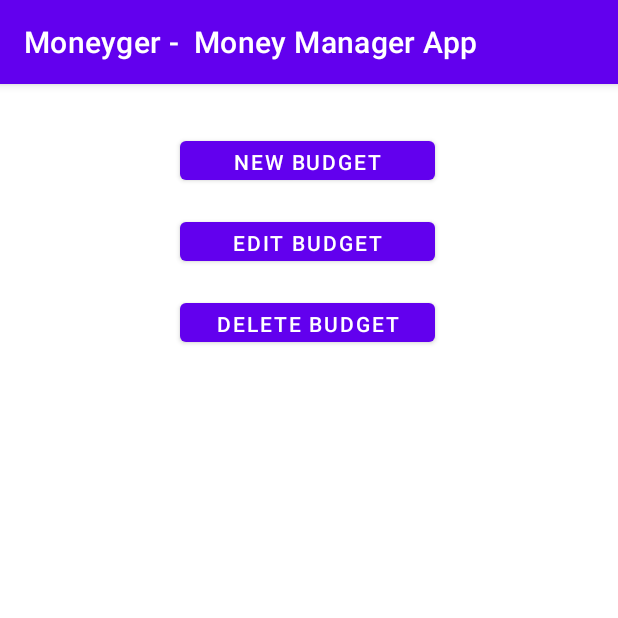
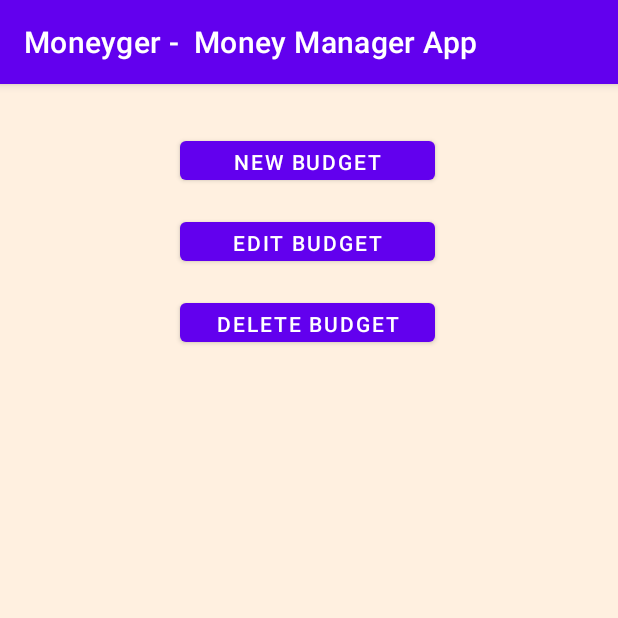
Before and after one commit to ZabrodinNN/moneyger_v2, an Android app: the BudgetActivity screen opened directly, with no data from a screen before it, on a phone screen of 412 x 824 dp, the top half of it. Run offline under Robolectric (Android 15) with nearby library versions, the light colour scheme and no system bars.

Commit message:
Added background color

```diff
--- a/app/src/main/res/layout/activity_budget.xml
+++ b/app/src/main/res/layout/activity_budget.xml
@@ -4,6 +4,7 @@
     xmlns:tools="http://schemas.android.com/tools"
     android:layout_width="match_parent"
     android:layout_height="match_parent"
+    android:background="@color/background_color"
     tools:context=".BudgetActivity">
 
     <Button
--- a/app/src/main/res/layout/activity_expense.xml
+++ b/app/src/main/res/layout/activity_expense.xml
@@ -4,6 +4,7 @@
     xmlns:tools="http://schemas.android.com/tools"
     android:layout_width="match_parent"
     android:layout_height="match_parent"
+    android:background="@color/background_color"
     tools:context=".ExpenseActivity">
 
 </androidx.constraintlayout.widget.ConstraintLayout>
--- a/app/src/main/res/layout/activity_reminders.xml
+++ b/app/src/main/res/layout/activity_reminders.xml
@@ -4,6 +4,7 @@
     xmlns:tools="http://schemas.android.com/tools"
     android:layout_width="match_parent"
     android:layout_height="match_parent"
+    android:background="@color/background_color"
     tools:context=".RemindersActivity">
 
 </androidx.constraintlayout.widget.ConstraintLayout>
--- a/app/src/main/res/layout/activity_status.xml
+++ b/app/src/main/res/layout/activity_status.xml
@@ -4,6 +4,7 @@
     xmlns:tools="http://schemas.android.com/tools"
     android:layout_width="match_parent"
     android:layout_height="match_parent"
+    android:background="@color/background_color"
     tools:context=".StatusActivity">
 
     <androidx.recyclerview.widget.RecyclerView
```
